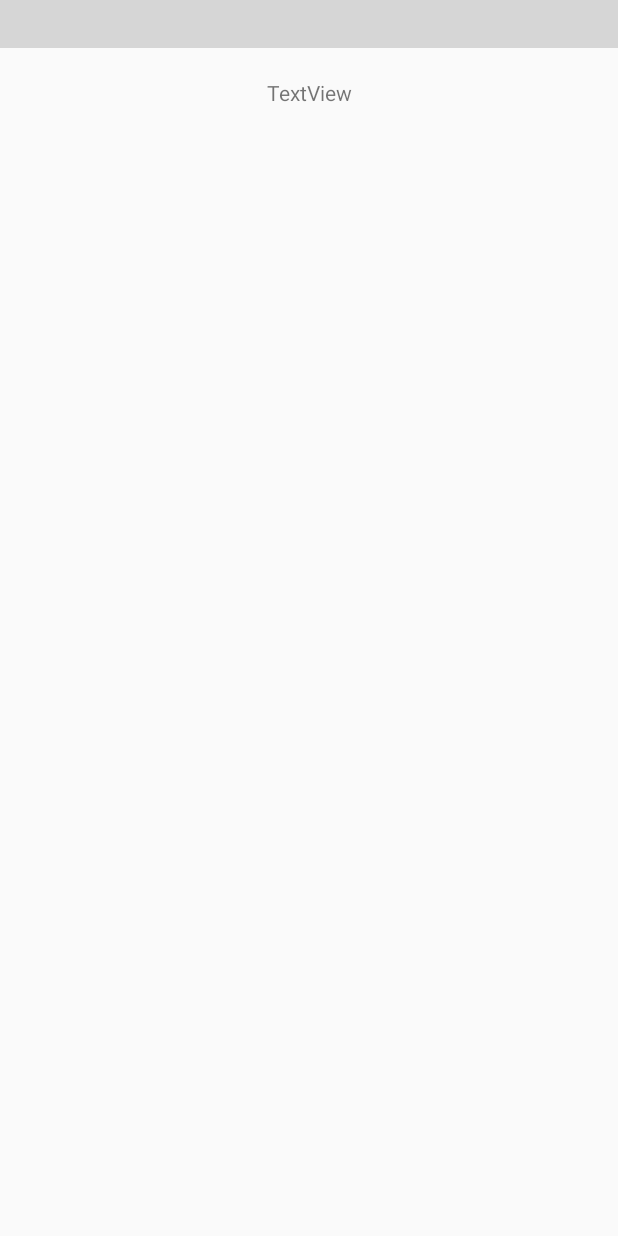
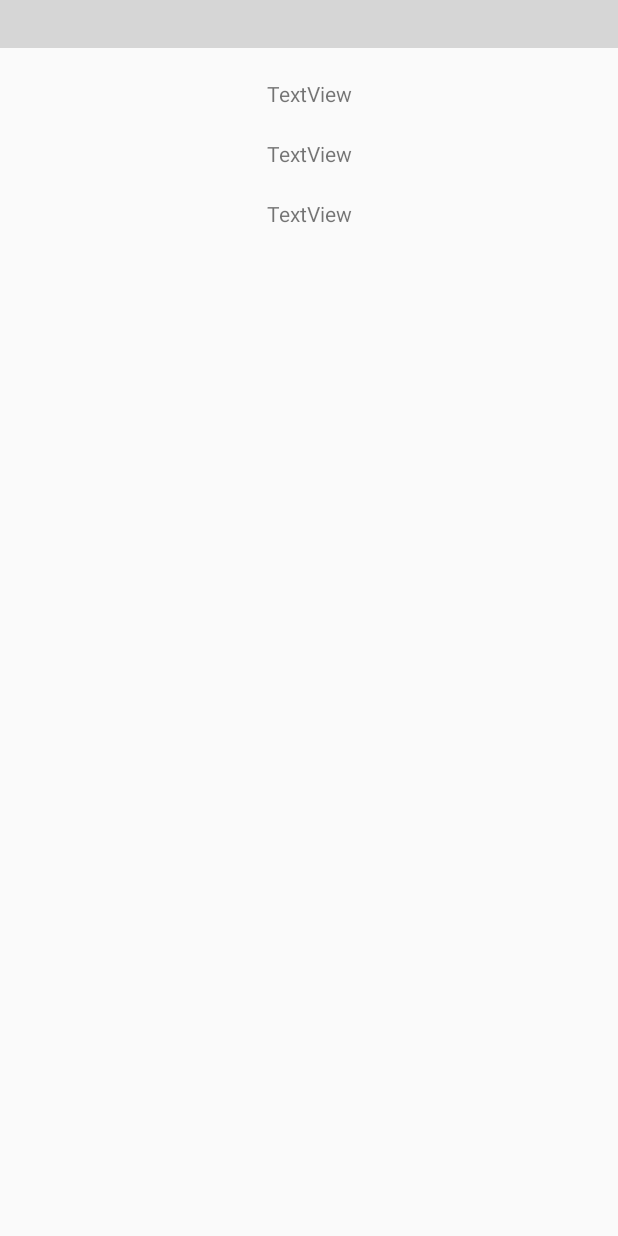
Before and after one commit to alina-saetova/sing-english, an Android app: the layout fragment_song.xml on its own in the app's theme, with its tools: preview values and no code run, on a phone screen of 412 x 824 dp. Run offline under Robolectric (Android 15) with nearby library versions, the phone set to English and light mode, and no system bars; plain views replace YouTubePlayerView; grey boxes are pictures that could not be loaded.

Commit message:
add subs recycler view and data binding it

```diff
--- /dev/null
+++ b/app/src/main/java/ru/itis/sing_english/view/recyclerview/BindableAdapter.kt
@@ -0,0 +1,5 @@
+package ru.itis.sing_english.view.recyclerview
+
+interface BindableAdapter<T> {
+    fun update(data: T?)
+}
--- a/app/src/main/java/ru/itis/sing_english/view/recyclerview/VideoAdapter.kt
+++ b/app/src/main/java/ru/itis/sing_english/view/recyclerview/videos/VideoAdapter.kt
@@ -1,4 +1,4 @@
-package ru.itis.sing_english.view.recyclerview
+package ru.itis.sing_english.view.recyclerview.videos
 
 import android.os.Bundle
 import android.view.ViewGroup
--- a/app/src/main/java/ru/itis/sing_english/view/recyclerview/VideoItemDiffCallback.kt
+++ b/app/src/main/java/ru/itis/sing_english/view/recyclerview/videos/VideoItemDiffCallback.kt
@@ -1,4 +1,4 @@
-package ru.itis.sing_english.view.recyclerview
+package ru.itis.sing_english.view.recyclerview.videos
 
 import android.os.Bundle
 import androidx.recyclerview.widget.DiffUtil
--- a/app/src/main/java/ru/itis/sing_english/view/recyclerview/VideoViewHolder.kt
+++ b/app/src/main/java/ru/itis/sing_english/view/recyclerview/videos/VideoViewHolder.kt
@@ -1,4 +1,4 @@
-package ru.itis.sing_english.view.recyclerview
+package ru.itis.sing_english.view.recyclerview.videos
 
 import android.os.Bundle
 import android.util.Log
--- a/app/src/main/java/ru/itis/sing_english/view/ui/MainPageFragment.kt
+++ b/app/src/main/java/ru/itis/sing_english/view/ui/MainPageFragment.kt
@@ -17,7 +17,7 @@ import ru.itis.sing_english.data.model.VideoItem
 import ru.itis.sing_english.data.source.remote.services.YoutubeVideoService
 import ru.itis.sing_english.di.App
 import ru.itis.sing_english.utils.ListPaddingDecoration
-import ru.itis.sing_english.view.recyclerview.VideoAdapter
+import ru.itis.sing_english.view.recyclerview.videos.VideoAdapter
 import javax.inject.Inject
 
 @ExperimentalCoroutinesApi
--- a/app/src/main/res/layout/fragment_song.xml
+++ b/app/src/main/res/layout/fragment_song.xml
@@ -3,6 +3,11 @@
     xmlns:app="http://schemas.android.com/apk/res-auto"
     xmlns:tools="http://schemas.android.com/tools">
 
+    <data>
+        <variable
+            name="songViewModel"
+            type="ru.itis.sing_english.viewmodel.SongViewModel" />
+    </data>
 
     <androidx.constraintlayout.widget.ConstraintLayout
         android:layout_width="match_parent"
@@ -19,15 +24,23 @@
             app:layout_constraintTop_toTopOf="parent"
             app:showFullScreenButton="false"/>
 
-        <TextView
-            android:id="@+id/tv_lyric"
-            android:layout_width="339dp"
+        <androidx.recyclerview.widget.RecyclerView
+            android:id="@+id/rv_subs"
+            android:layout_width="wrap_content"
             android:layout_height="wrap_content"
-            android:layout_marginTop="20dp"
-            android:text="@string/textview"
-            android:textAlignment="center"
+            android:layout_marginStart="10dp"
+            android:layout_marginEnd="10dp"
+            android:layout_marginTop="10dp"
+            android:layout_marginBottom="10dp"
+            app:layoutManager="androidx.recyclerview.widget.LinearLayoutManager"
+            app:layout_constraintBottom_toBottomOf="parent"
             app:layout_constraintEnd_toEndOf="parent"
+            app:layout_constraintHorizontal_bias="0.5"
             app:layout_constraintStart_toStartOf="parent"
-            app:layout_constraintTop_toBottomOf="@+id/youtube_player_view" />
+            app:layout_constraintTop_toBottomOf="@id/youtube_player_view"
+            app:layout_constraintVertical_bias="0.0"
+            tools:listitem="@layout/item_subtitle"
+            app:subs="@{songViewModel.subs}"/>
+
     </androidx.constraintlayout.widget.ConstraintLayout>
 </layout>
--- /dev/null
+++ b/app/src/main/res/layout/item_subtitle.xml
@@ -0,0 +1,24 @@
+<?xml version="1.0" encoding="utf-8"?>
+<androidx.constraintlayout.widget.ConstraintLayout
+    xmlns:android="http://schemas.android.com/apk/res/android"
+    xmlns:app="http://schemas.android.com/apk/res-auto"
+    xmlns:tools="http://schemas.android.com/tools"
+    android:layout_width="match_parent"
+    android:layout_height="40dp">
+
+
+    <TextView
+        android:id="@+id/tv_row"
+        android:layout_width="wrap_content"
+        android:layout_height="wrap_content"
+        android:layout_marginStart="30dp"
+        android:layout_marginTop="15dp"
+        android:layout_marginEnd="30dp"
+        android:layout_marginBottom="15dp"
+        android:text="TextView"
+        android:textAlignment="center"
+        app:layout_constraintBottom_toBottomOf="parent"
+        app:layout_constraintEnd_toEndOf="parent"
+        app:layout_constraintStart_toStartOf="parent"
+        app:layout_constraintTop_toTopOf="parent" />
+</androidx.constraintlayout.widget.ConstraintLayout>
```
Also changed, not shown: app/src/main/java/ru/itis/sing_english/view/recyclerview/songs_row/SubtitleAdapter.kt (added, +48 -0 lines), app/src/main/java/ru/itis/sing_english/view/recyclerview/songs_row/SubtitleItemDiffCallback.kt (added, +32 -0 lines), app/src/main/java/ru/itis/sing_english/view/recyclerview/songs_row/SubtitleViewHolder.kt (added, +39 -0 lines), app/src/main/java/ru/itis/sing_english/view/recyclerview/videos/BindingAdapters.kt (added, +12 -0 lines), app/src/main/java/ru/itis/sing_english/view/ui/SongFragment.kt (+4 -4 lines), app/src/main/java/ru/itis/sing_english/view/ui/VocabularyFragment.kt (+0 -7 lines).
